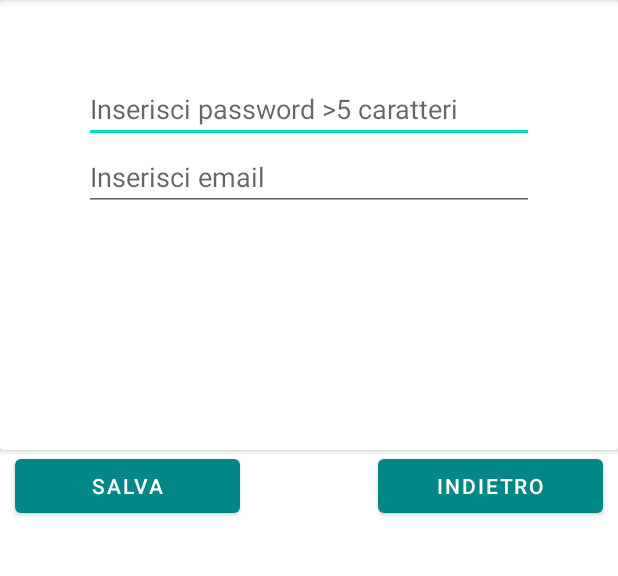
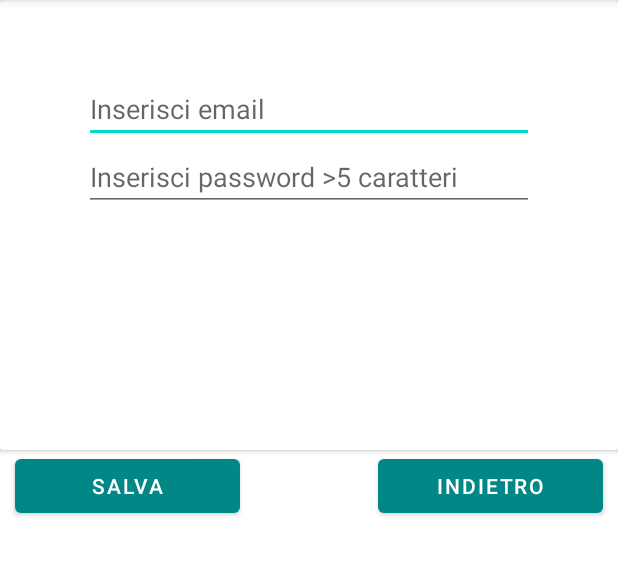
Before and after one commit to giadagabriele/Infocard, an Android app: the RegistrationActivity screen opened directly, with no data from a screen before it, on a phone screen of 412 x 824 dp, the part 84-660 px from its top. Run offline under Robolectric (Android 15) with nearby library versions, the phone set to English and light mode, and no system bars; our stand-ins replace Firebase (no records; nobody signed in at launch, a user with empty details on screens opened directly).

Commit message:
risolto salva e logout/home

```diff
--- a/app/src/main/java/com/example/contatti/EditActivity.java
+++ b/app/src/main/java/com/example/contatti/EditActivity.java
@@ -71,11 +71,11 @@ public class EditActivity extends AppCompatActivity {
                 databaseReference.child(Email).setValue(c, new DatabaseReference.CompletionListener() {
                     @Override
                     public void onComplete(@Nullable DatabaseError error, @NonNull DatabaseReference ref) {
-
+                        startActivity(new Intent(getApplicationContext(), ProfileActivity.class));
+                        finish();
                     }
                 });
-                startActivity(new Intent(getApplicationContext(), ProfileActivity.class));
-                finish();
+
                 Toast.makeText(EditActivity.this, "MODIFICA SALVATA", Toast.LENGTH_SHORT).show();
             }
         });
--- a/app/src/main/res/layout/activity_registration.xml
+++ b/app/src/main/res/layout/activity_registration.xml
@@ -23,24 +23,25 @@
                 android:orientation="vertical">
 
                 <EditText
+                    android:id="@+id/registra_email"
+                    android:layout_width="300dp"
+                    android:layout_height="wrap_content"
+                    android:layout_gravity="center"
+                    android:ems="10"
+                    android:layout_marginTop="50dp"
+                    android:hint="@string/registra_email"
+                    android:importantForAutofill="no"
+                    android:inputType="textEmailAddress" />
+
+                <EditText
                     android:id="@+id/registra_password"
                     android:layout_width="300dp"
                     android:layout_height="wrap_content"
                     android:layout_gravity="center"
                     android:ems="10"
-                    android:layout_marginTop="50dp"
                     android:hint="@string/registra_password"
-                    android:inputType="textPassword" />
-
-                <EditText
-                    android:id="@+id/registra_email"
-                    android:layout_width="300dp"
-                    android:layout_height="wrap_content"
-                    android:layout_below="@+id/contatto_nickname"
-                    android:layout_gravity="center"
-                    android:ems="10"
-                    android:hint="@string/registra_email"
-                    android:inputType="textEmailAddress" />
+                    android:inputType="textPassword"
+                    android:autofillHints="" />
 
             </LinearLayout>
         </androidx.cardview.widget.CardView>
@@ -57,7 +58,8 @@
                 android:layout_gravity="start"
                 android:layout_marginLeft="10dp"
                 android:enabled="true"
-                android:text="@string/salva" />
+                android:text="@string/salva"
+                android:layout_marginStart="10dp" />
             <LinearLayout
                 android:layout_width="match_parent"
                 android:layout_height="match_parent"
@@ -70,7 +72,8 @@
                     android:layout_marginRight="10dp"
                     android:layout_gravity="end"
                     android:enabled="true"
-                    android:text="@string/indietro" />
+                    android:text="@string/indietro"
+                    android:layout_marginEnd="10dp" />
 
             </LinearLayout>
         </LinearLayout>
```
Also changed, not shown: app/src/main/java/com/example/contatti/HomeActivity.java (+7 -2 lines), app/src/main/java/com/example/contatti/ProfileActivity.java (+0 -7 lines), app/src/main/res/layout/activity_home.xml (+9 -1 lines), app/src/main/res/layout/activity_profile.xml (+6 -2 lines).
